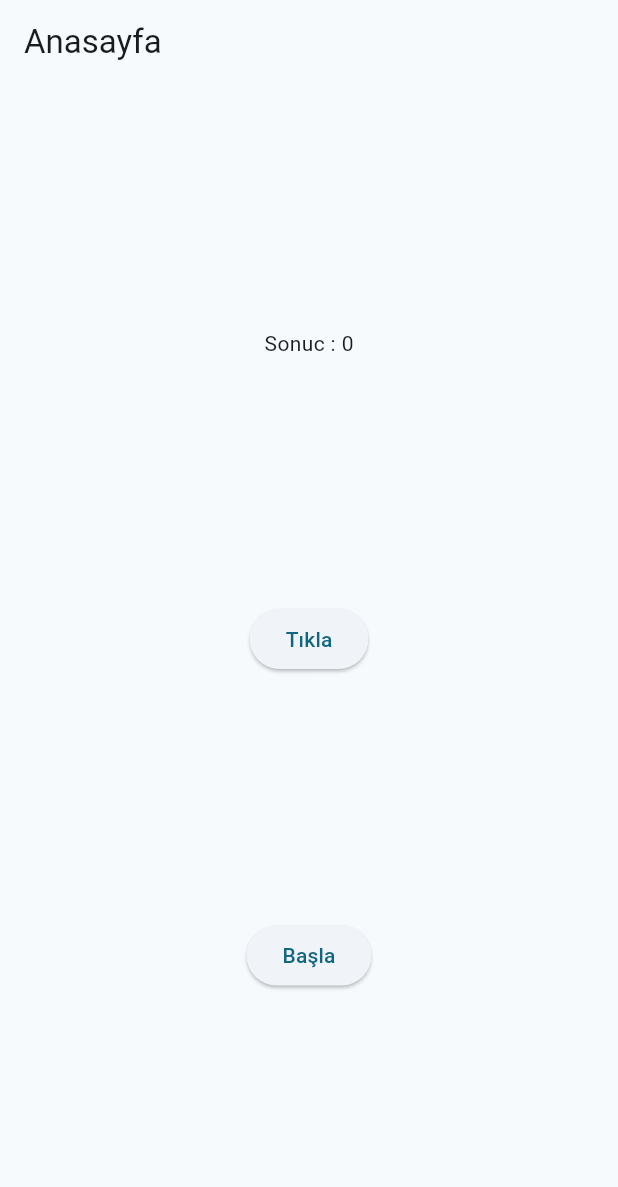
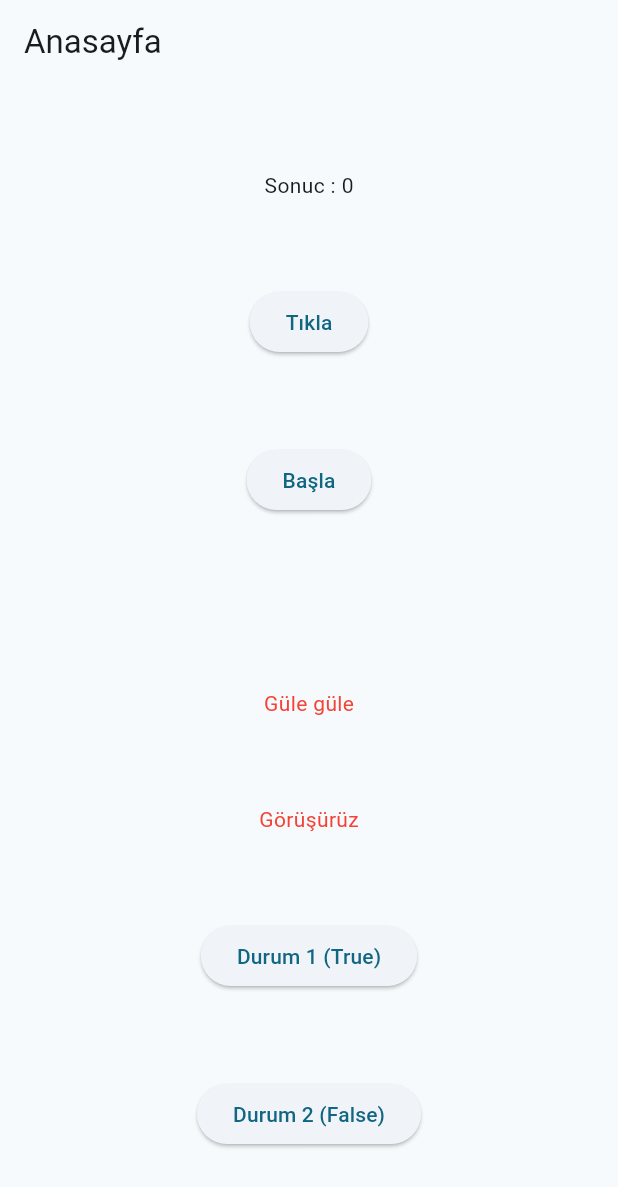
Before and after one commit to cebrailkeskindag/working_structure, a Flutter app: the screen it shows after launch, on a phone screen of 412 x 824 dp. Shown: the top 1187 px of the screen. Run offline on Flutter 3.47's test engine with Material 2 defaults, Android fonts, the phone set to English and light mode, and no system bars.

```diff
--- a/lib/anasayfa.dart
+++ b/lib/anasayfa.dart
@@ -11,6 +11,7 @@ class Anasayfa extends StatefulWidget {
 
 class _AnasayfaState extends State<Anasayfa> {
   int sayac = 0;
+  bool kontrol = false;
 
   @override
   //Uygulama açılırken çalışır sonra hiç çalışmaz.
@@ -52,6 +53,37 @@ class _AnasayfaState extends State<Anasayfa> {
               },
               child: Text("Başla"),
             ),
+            Visibility(
+                visible: kontrol,
+                child: const Text(
+                    "Merhaba")), //texti duruma göre gizler veya görünür yapar.
+            Text(
+              kontrol ? "Merhaba" : "Güle güle",
+              style: TextStyle(color: kontrol ? Colors.green : Colors.red),
+            ),
+            (() {
+              if (kontrol) {
+                return const Text("Selam", style: TextStyle(color: Colors.green),);
+              } else {
+                return const Text("Görüşürüz", style: TextStyle(color: Colors.red),);
+              }
+            }()),
+            ElevatedButton(
+              onPressed: () {
+                setState(() {
+                  kontrol = true;
+                });
+              },
+              child: Text("Durum 1 (True)"),
+            ),
+            ElevatedButton(
+              onPressed: () {
+                setState(() {
+                  kontrol = false;
+                });
+              },
+              child: Text("Durum 2 (False)"),
+            ),
           ],
         ),
       ),
```
